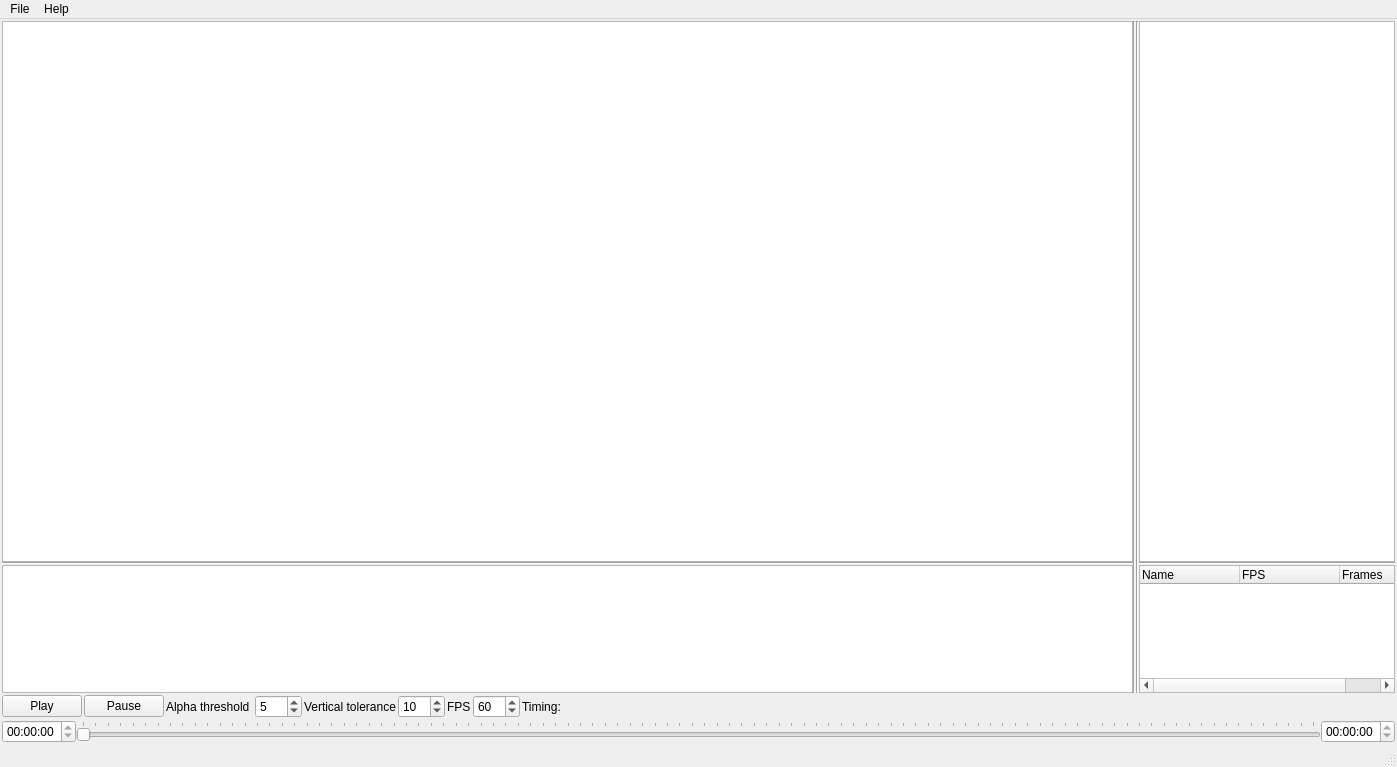
oktailb/SpriteStudio, file SpriteStudio/src/mainwindow.ui: the form before one commit.
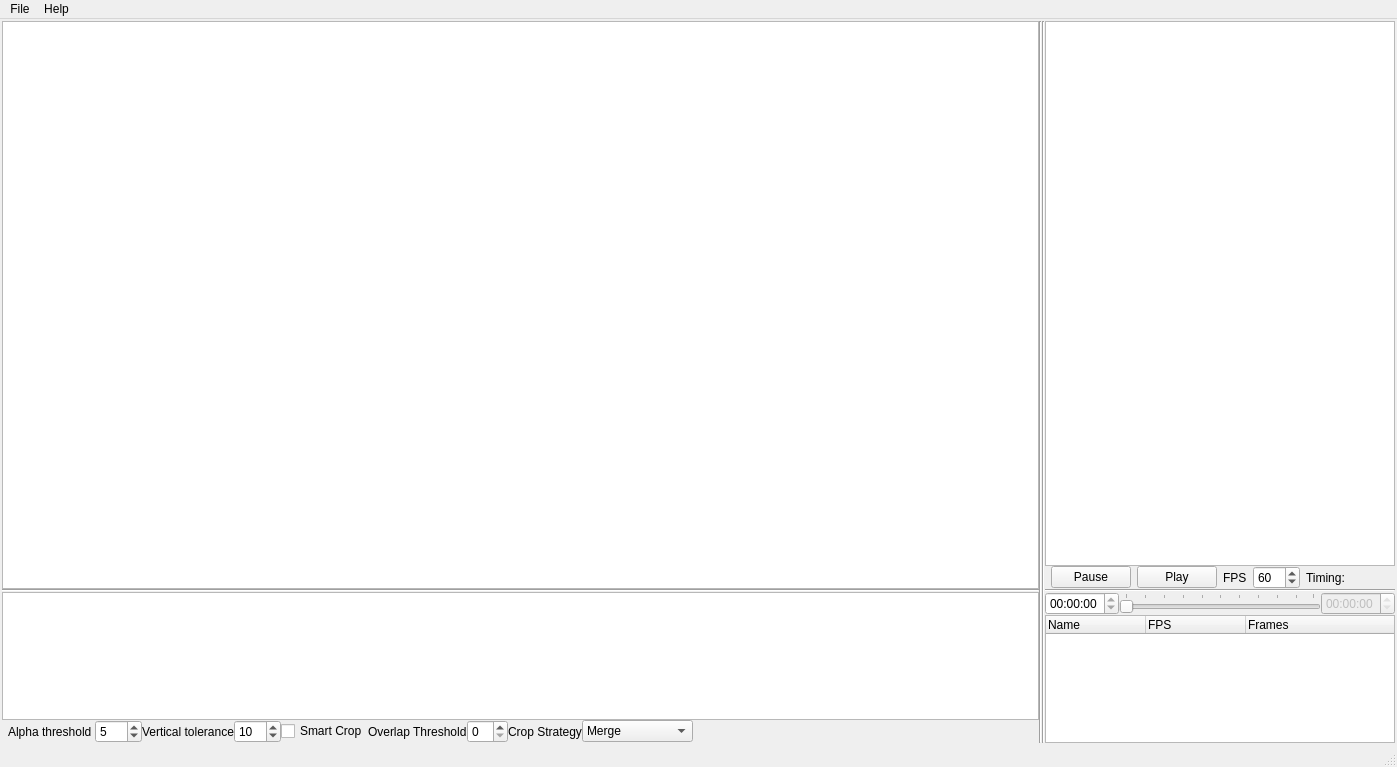
The form after the commit. Icons and pictures are not drawn.

```diff
--- a/SpriteStudio/src/mainwindow.ui
+++ b/SpriteStudio/src/mainwindow.ui
@@ -72,7 +72,7 @@
        <number>0</number>
       </property>
       <item>
-       <layout class="QVBoxLayout" name="verticalLayout_3" stretch="4,0,1">
+       <layout class="QVBoxLayout" name="verticalLayout_3" stretch="4,0,1,0">
         <item>
          <widget class="QGraphicsView" name="graphicsViewLayers"/>
         </item>
@@ -167,98 +167,14 @@
           </property>
          </widget>
         </item>
-       </layout>
-      </item>
       <item>
-       <widget class="Line" name="line">
-        <property name="orientation">
-         <enum>Qt::Orientation::Vertical</enum>
-        </property>
-       </widget>
-      </item>
-      <item>
-       <widget class="Line" name="line_4">
-        <property name="orientation">
-         <enum>Qt::Orientation::Vertical</enum>
-        </property>
-       </widget>
-      </item>
-      <item>
-       <layout class="QVBoxLayout" name="animationArea">
-        <item>
-         <widget class="QGraphicsView" name="graphicsViewResult"/>
-        </item>
-        <item>
-         <widget class="Line" name="line_3">
-          <property name="orientation">
-           <enum>Qt::Orientation::Horizontal</enum>
-          </property>
-         </widget>
-        </item>
-        <item>
-         <widget class="QTreeWidget" name="animationList">
-          <property name="minimumSize">
-           <size>
-            <width>0</width>
-            <height>128</height>
-           </size>
-          </property>
-          <property name="maximumSize">
-           <size>
-            <width>16777215</width>
-            <height>128</height>
-           </size>
-          </property>
-          <property name="rootIsDecorated">
-           <bool>false</bool>
-          </property>
-          <column>
-           <property name="text">
-            <string>Name</string>
-           </property>
-          </column>
-          <column>
-           <property name="text">
-            <string>FPS</string>
-           </property>
-          </column>
-          <column>
-           <property name="text">
-            <string>Frames</string>
-           </property>
-          </column>
-         </widget>
-        </item>
-       </layout>
-      </item>
-     </layout>
-    </item>
-    <item>
-     <layout class="QHBoxLayout" name="MediaButtons">
-      <item>
-       <widget class="QPushButton" name="Play">
-        <property name="text">
-         <string>Play</string>
-        </property>
-        <property name="icon">
-         <iconset>
-          <normalon>:/drawer/play.png</normalon>
-         </iconset>
-        </property>
-       </widget>
-      </item>
-      <item>
-       <widget class="QPushButton" name="Pause">
-        <property name="text">
-         <string>Pause</string>
-        </property>
-        <property name="icon">
-         <iconset>
-          <normalon>:/drawer/pause.png</normalon>
-         </iconset>
-        </property>
-       </widget>
-      </item>
+         <layout class="QHBoxLayout" name="AtlasButtons">
+          <property name="leftMargin">
+           <number>6</number>
+          </property>
+          <property name="rightMargin">
+           <number>6</number>
+          </property>
       <item>
        <widget class="QLabel" name="label">
         <property name="text">
@@ -294,10 +210,132 @@
        </widget>
       </item>
       <item>
+           <widget class="QCheckBox" name="enableSmartCropCheckbox">
+            <property name="text">
+             <string>Smart Crop</string>
+            </property>
+           </widget>
+          </item>
+          <item>
+           <widget class="QLabel" name="label_3">
+            <property name="text">
+             <string>Overlap Threshold</string>
+            </property>
+           </widget>
+          </item>
+          <item>
+           <widget class="QSpinBox" name="overlapThresholdSpinbox"/>
+          </item>
+          <item>
+           <widget class="QLabel" name="label_4">
+            <property name="text">
+             <string>Crop Strategy</string>
+            </property>
+           </widget>
+          </item>
+          <item>
+           <widget class="QComboBox" name="cropStrategyCombobox">
+            <item>
+             <property name="text">
+              <string>Merge</string>
+             </property>
+            </item>
+            <item>
+             <property name="text">
+              <string>Separate</string>
+             </property>
+            </item>
+            <item>
+             <property name="text">
+              <string>Boundary</string>
+             </property>
+            </item>
+            <item>
+             <property name="text">
+              <string>Alpha Channel</string>
+             </property>
+            </item>
+           </widget>
+          </item>
+          <item>
+           <spacer name="spacer">
+            <property name="orientation">
+             <enum>Qt::Orientation::Horizontal</enum>
+            </property>
+            <property name="sizeHint" stdset="0">
+             <size>
+              <width>40</width>
+              <height>20</height>
+             </size>
+            </property>
+           </spacer>
+          </item>
+         </layout>
+        </item>
+       </layout>
+      </item>
+      <item>
+       <widget class="Line" name="line">
+        <property name="orientation">
+         <enum>Qt::Orientation::Vertical</enum>
+        </property>
+       </widget>
+      </item>
+      <item>
+       <widget class="Line" name="line_4">
+        <property name="orientation">
+         <enum>Qt::Orientation::Vertical</enum>
+        </property>
+       </widget>
+      </item>
+      <item>
+       <layout class="QVBoxLayout" name="animationArea">
+        <item>
+         <widget class="QGraphicsView" name="graphicsViewResult"/>
+        </item>
+        <item>
+         <layout class="QHBoxLayout" name="MediaButtons">
+          <property name="spacing">
+           <number>6</number>
+          </property>
+          <property name="leftMargin">
+           <number>6</number>
+          </property>
+          <property name="rightMargin">
+           <number>6</number>
+          </property>
+          <item>
+           <widget class="QPushButton" name="Pause">
+            <property name="text">
+             <string>Pause</string>
+            </property>
+            <property name="icon">
+             <iconset>
+              <normalon>:/drawer/pause.png</normalon>
+             </iconset>
+            </property>
+           </widget>
+          </item>
+          <item>
+           <widget class="QPushButton" name="Play">
+            <property name="text">
+             <string>Play</string>
+            </property>
+            <property name="icon">
+             <iconset>
+              <normalon>:/drawer/play.png</normalon>
+             </iconset>
+            </property>
+           </widget>
+          </item>
+          <item>
        <widget class="QLabel" name="fpsLabel">
         <property name="text">
          <string>FPS</string>
         </property>
+            <property name="margin">
+             <number>0</number>
+            </property>
        </widget>
       </item>
       <item>
@@ -321,7 +359,7 @@
        </widget>
       </item>
       <item>
-       <spacer name="spacer">
+           <spacer name="horizontalSpacer">
         <property name="orientation">
          <enum>Qt::Orientation::Horizontal</enum>
         </property>
@@ -335,6 +373,13 @@
       </item>
      </layout>
     </item>
+        <item>
+         <widget class="Line" name="line_3">
+          <property name="orientation">
+           <enum>Qt::Orientation::Horizontal</enum>
+          </property>
+         </widget>
+        </item>
     <item>
      <layout class="QHBoxLayout" name="DataTiming">
       <property name="spacing">
@@ -373,7 +418,7 @@
       <item>
        <widget class="QTimeEdit" name="timeTo">
         <property name="enabled">
-         <bool>true</bool>
+             <bool>false</bool>
         </property>
         <property name="readOnly">
          <bool>true</bool>
@@ -385,7 +430,45 @@
       </item>
      </layout>
     </item>
-   </layout>
+        <item>
+         <widget class="QTreeWidget" name="animationList">
+          <property name="minimumSize">
+           <size>
+            <width>0</width>
+            <height>128</height>
+           </size>
+          </property>
+          <property name="maximumSize">
+           <size>
+            <width>16777215</width>
+            <height>128</height>
+           </size>
+          </property>
+          <property name="rootIsDecorated">
+           <bool>false</bool>
+          </property>
+          <column>
+           <property name="text">
+            <string>Name</string>
+           </property>
+          </column>
+          <column>
+           <property name="text">
+            <string>FPS</string>
+           </property>
+          </column>
+          <column>
+           <property name="text">
+            <string>Frames</string>
+           </property>
+          </column>
+         </widget>
+        </item>
+       </layout>
+      </item>
+     </layout>
+    </item>
+   </layout>
   </widget>
   <widget class="QStatusBar" name="statusBar"/>
   <widget class="QMenuBar" name="menuBar">
```
Left out of the diff: 2 changed lines with no effect on the pictures. Lines whose indentation alone changed are shown as unchanged.
